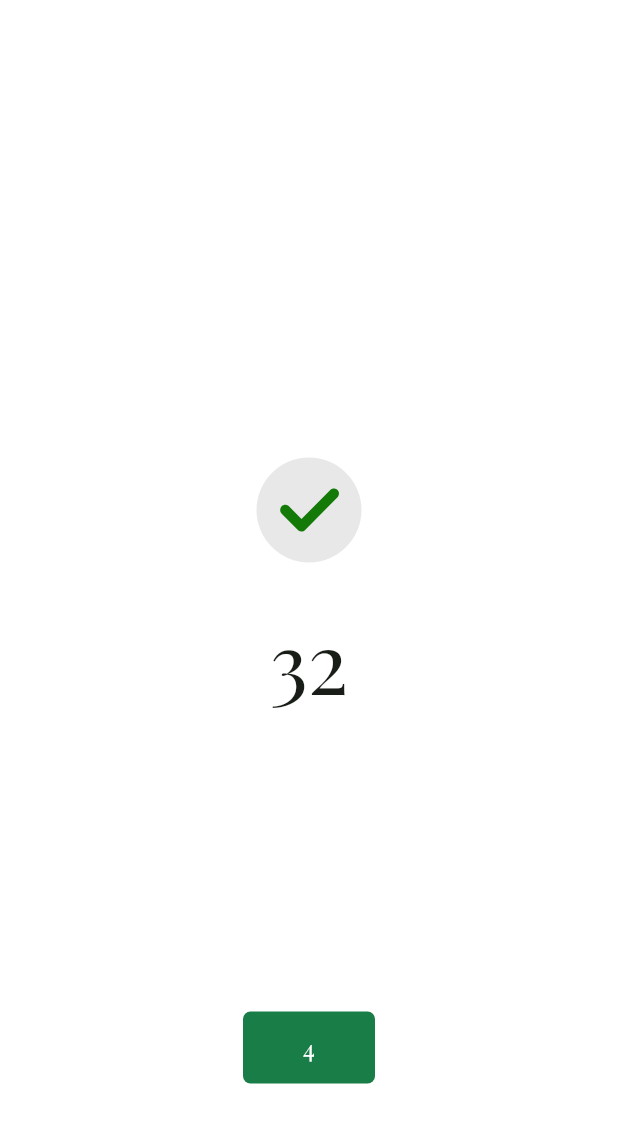
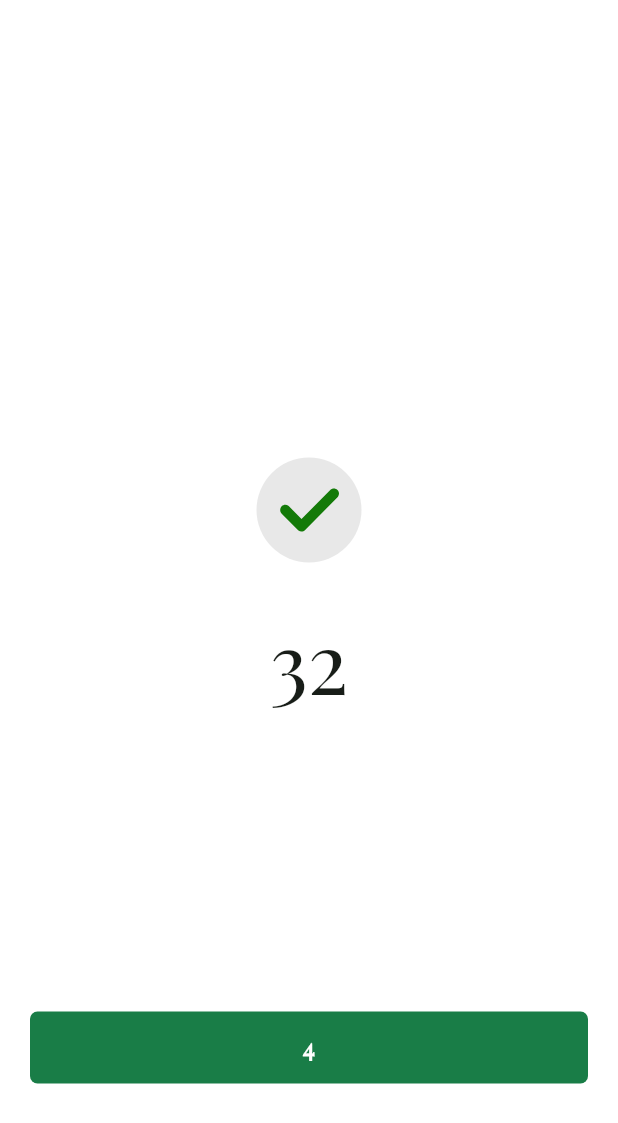
Before and after one commit to ElHbrouk/comatecs, a Flutter app: the SuccessBody screen opened directly, on a phone screen of 412 x 824 dp. Shown: the top 1123 px of the screen. Run offline on Flutter 3.47's test engine with Material 3 defaults, Android fonts, the phone set to English and light mode, and no system bars; our stand-ins replace carousel_slider, cloud_firestore, dartz, dots_indicator, firebase_messaging, flutter_otp_text_field and 7 more; accounts and stored records are empty; network calls fail; project files that could hold a hidden picture were left out.

Commit message:
editing font

```diff
--- a/lib/core/shared/widgets/custom_button.dart
+++ b/lib/core/shared/widgets/custom_button.dart
@@ -1,4 +1,5 @@
 import 'package:comatecs/core/utils/app_colors.dart';
+import 'package:comatecs/core/utils/app_fonts.dart';
 import 'package:flutter/material.dart';
 
 class CustomButton extends StatelessWidget {
@@ -8,28 +9,29 @@ class CustomButton extends StatelessWidget {
     required this.buttonName,
     this.color = AppColors.primaryColor,
     this.textColor = Colors.white,
+    this.height,
   });
   final String buttonName;
   final Color? color;
+  final double? height;
   final Color? textColor;
   final void Function()? onPressed;
   @override
   Widget build(BuildContext context) {
     return Container(
-      // width: double.infinity,
-      height: 48,
+      height: height ?? 48,
+      width: double.infinity ,
       decoration: BoxDecoration(
         color: color,
         borderRadius: BorderRadius.circular(5),
       ),
       child: MaterialButton(
-
         onPressed: onPressed,
         child: Text(
           buttonName,
-          style: Theme.of(context).textTheme.bodyLarge!.copyWith(
-            color: textColor,
-          ),
+          style: AppFonts.bold16.copyWith(
+                color: textColor,
+              ),
         ),
       ),
     );
```
